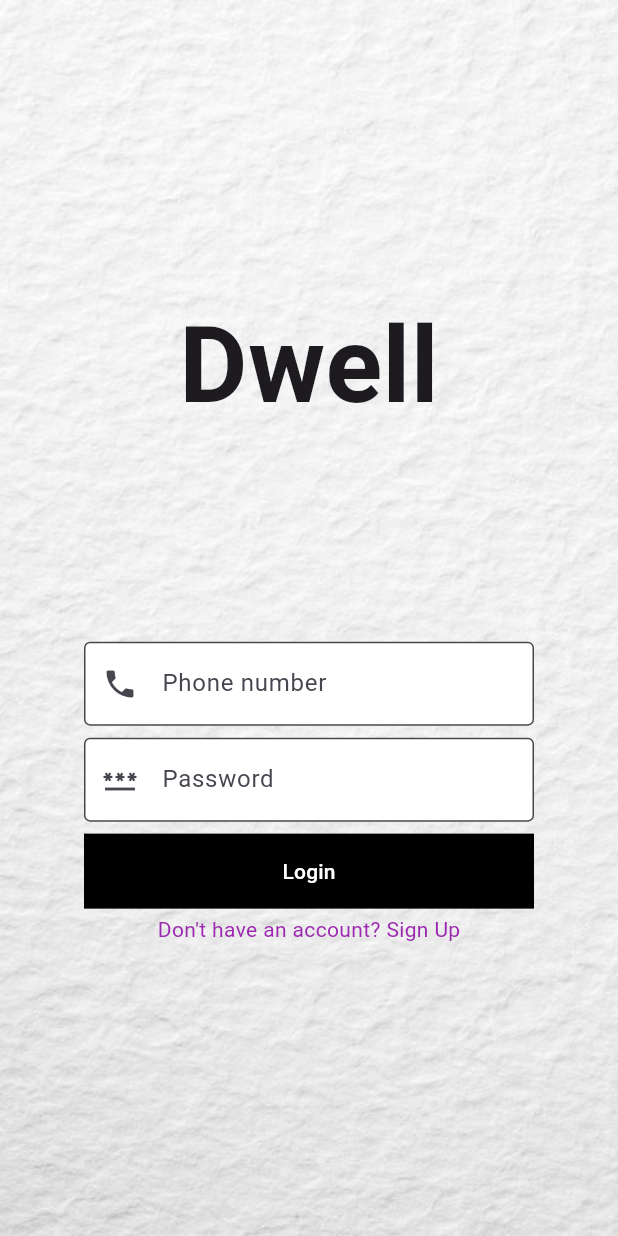
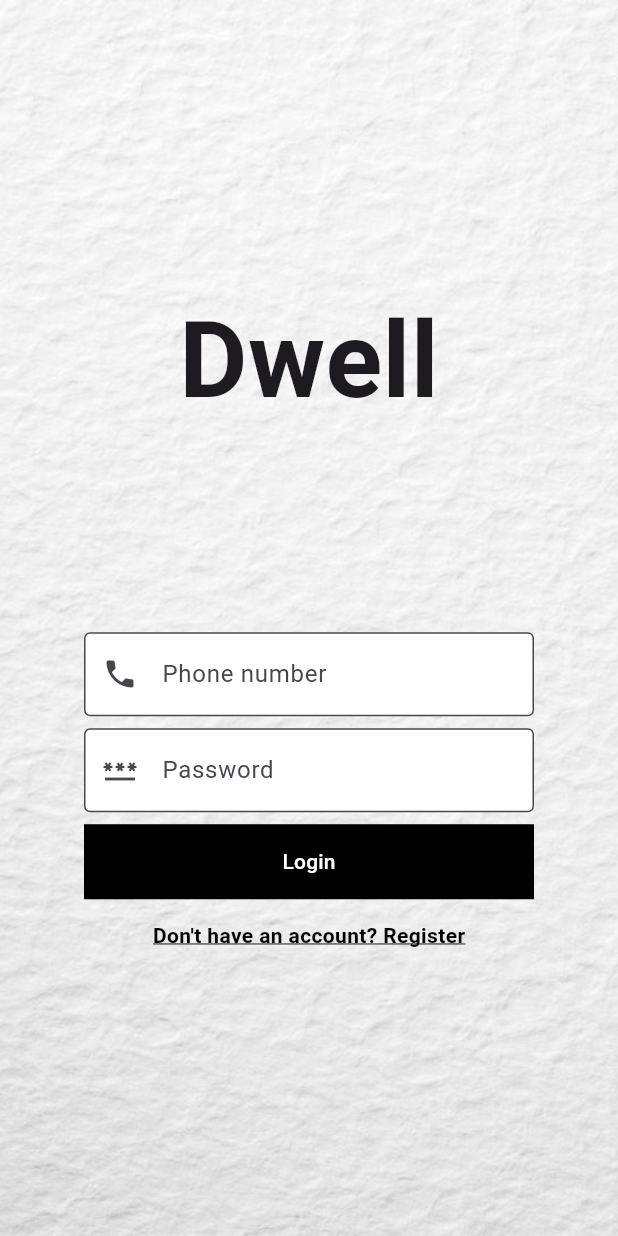
Before and after one commit to weird-akshat/real_estate_management_system, a Flutter app: the screen it shows after launch, on a phone screen of 412 x 824 dp. Run offline on Flutter 3.47's test engine with Material 3 defaults, Android fonts, the light colour scheme and no system bars; our stand-ins replace google_fonts.

Commit message:
added the registration page, and added navigation between registration, login and property listing page

```diff
--- a/lib/main.dart
+++ b/lib/main.dart
@@ -5,6 +5,7 @@ import 'package:real_estate_management_system/pages/login_page.dart';
 import 'package:real_estate_management_system/pages/property_details.dart';
 // import 'package:real_estate_management_system/pages/login_page.dart';
 import 'package:real_estate_management_system/pages/property_listing_page.dart';
+import 'package:real_estate_management_system/pages/registeration_page.dart';
 
 void main() {
   runApp(MyApp());
--- a/lib/pages/login_page.dart
+++ b/lib/pages/login_page.dart
@@ -1,17 +1,12 @@
 import 'package:flutter/material.dart';
-import 'package:google_fonts/google_fonts.dart';
+import 'package:real_estate_management_system/pages/property_listing_page.dart';
+import 'registeration_page.dart';
 
 class LoginPage extends StatelessWidget {
   const LoginPage({super.key});
 
   @override
   Widget build(BuildContext context) {
-    double height = MediaQuery.of(context).size.height;
-    TextStyle style = GoogleFonts.lato(
-      color: Colors.white,
-      fontWeight: FontWeight.bold,
-    );
-
     return Scaffold(
       backgroundColor: Colors.transparent,
       body: Stack(children: [
@@ -24,83 +19,86 @@ class LoginPage extends StatelessWidget {
         Center(
           child: Column(
             children: [
-              Spacer(
-                flex: 3,
-              ),
-              Text(
+              const Spacer(flex: 3),
+              const Text(
                 'Dwell',
                 style: TextStyle(fontWeight: FontWeight.bold, fontSize: 70),
               ),
-              Spacer(
-                flex: 2,
-              ),
-              Padding(
-                padding: const EdgeInsets.all(4.0),
-                child: SizedBox(
-                  width: 300,
-                  child: TextField(
-                    decoration: InputDecoration(
-                        filled: true,
-                        fillColor: Colors.white,
-                        prefixIcon: Icon(Icons.phone),
-                        hintText: 'Phone number',
-                        border: OutlineInputBorder(
-                            borderSide:
-                                BorderSide(color: Colors.black, width: 1)),
-                        focusedBorder: OutlineInputBorder(
-                            borderSide:
-                                BorderSide(color: Colors.black, width: 2))),
+              const Spacer(flex: 2),
+              _buildTextField(Icons.phone, 'Phone number'),
+              _buildTextField(Icons.password, 'Password', obscureText: true),
+              _buildLoginButton(context),
+              const SizedBox(height: 10),
+              GestureDetector(
+                onTap: () {
+                  Navigator.push(
+                    context,
+                    MaterialPageRoute(
+                        builder: (context) => const RegistrationPage()),
+                  );
+                },
+                child: const Text(
+                  'Don\'t have an account? Register',
+                  style: TextStyle(
+                    color: Colors.black,
+                    fontWeight: FontWeight.bold,
+                    decoration: TextDecoration.underline,
                   ),
                 ),
               ),
-              Padding(
-                padding: const EdgeInsets.all(4.0),
-                child: SizedBox(
-                  width: 300,
-                  child: TextField(
-                    decoration: InputDecoration(
-                        filled: true,
-                        fillColor: Colors.white,
-                        prefixIcon: Icon(Icons.password),
-                        hintText: 'Password',
-                        border: OutlineInputBorder(
-                            borderSide:
-                                BorderSide(color: Colors.black, width: 1)),
-                        focusedBorder: OutlineInputBorder(
-                            borderSide:
-                                BorderSide(color: Colors.black, width: 2))),
-                  ),
-                ),
-              ),
-              Padding(
-                padding: const EdgeInsets.all(4.0),
-                child: TextButton(
-                    style: ButtonStyle(
-                        shape: WidgetStatePropertyAll(RoundedRectangleBorder(
-                            borderRadius: BorderRadius.circular(0))),
-                        backgroundColor: WidgetStatePropertyAll(Colors.black),
-                        fixedSize: WidgetStatePropertyAll(Size(300, 50))),
-                    onPressed: () {},
-                    child: Text(
-                      'Login',
-                      style: TextStyle(
-                        color: Colors.white,
-                      ),
-                    )),
-              ),
-              Center(
-                child: Text(
-                  'Don\'t have an account? Sign Up',
-                  style: TextStyle(color: Colors.purple),
-                ),
-              ),
-              Spacer(
-                flex: 3,
-              )
+              const Spacer(flex: 3),
             ],
           ),
         )
       ]),
     );
   }
+
+  Widget _buildTextField(IconData icon, String hint,
+      {bool obscureText = false}) {
+    return Padding(
+      padding: const EdgeInsets.all(4.0),
+      child: SizedBox(
+        width: 300,
+        child: TextField(
+          obscureText: obscureText,
+          decoration: InputDecoration(
+            filled: true,
+            fillColor: Colors.white,
+            prefixIcon: Icon(icon),
+            hintText: hint,
+            border: const OutlineInputBorder(
+              borderSide: BorderSide(color: Colors.black, width: 1),
+            ),
+            focusedBorder: const OutlineInputBorder(
+              borderSide: BorderSide(color: Colors.black, width: 2),
+            ),
+          ),
+        ),
+      ),
+    );
+  }
+
+  Widget _buildLoginButton(BuildContext context) {
+    return Padding(
+      padding: const EdgeInsets.all(4.0),
+      child: TextButton(
+        style: ButtonStyle(
+          shape: WidgetStatePropertyAll(
+            RoundedRectangleBorder(borderRadius: BorderRadius.circular(0)),
+          ),
+          backgroundColor: const WidgetStatePropertyAll(Colors.black),
+          fixedSize: const WidgetStatePropertyAll(Size(300, 50)),
+        ),
+        onPressed: () {
+          Navigator.push(context,
+              MaterialPageRoute(builder: (context) => PropertyListingPage()));
+        },
+        child: const Text(
+          'Login',
+          style: TextStyle(color: Colors.white),
+        ),
+      ),
+    );
+  }
 }
```
Also changed, not shown: lib/pages/favorites_page.dart (+1 -69 lines), lib/pages/property_card.dart (added, +81 -0 lines), lib/pages/property_listing_page.dart (+14 -8 lines), lib/pages/registeration_page.dart (added, +88 -0 lines).
